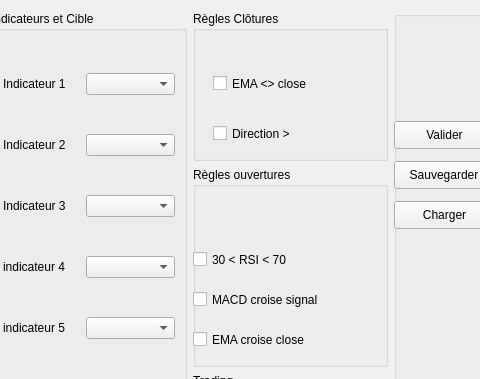
The window that ui/config_tab.ui (pmergaux/PmxRkoGui) describes before a commit, drawn with Qt 5; both pictures show x 276 to 756 and y 0 to 379 of the 877 by 643 pixel window.
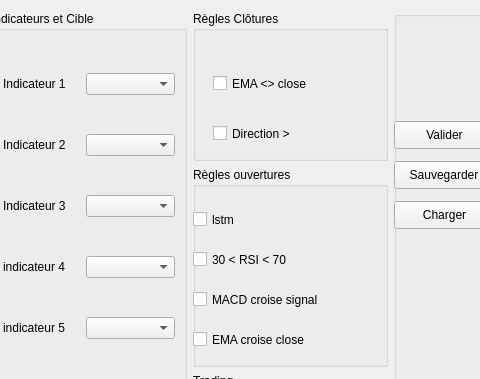
The same window after the commit.

What changed in the file:
```diff
--- a/ui/config_tab.ui
+++ b/ui/config_tab.ui
@@ -503,6 +503,19 @@
          <string>MACD croise signal</string>
         </property>
        </widget>
+       <widget class="QCheckBox" name="rule_lstm">
+        <property name="geometry">
+         <rect>
+          <x>0</x>
+          <y>40</y>
+          <width>95</width>
+          <height>25</height>
+         </rect>
+        </property>
+        <property name="text">
+         <string>lstm</string>
+        </property>
+       </widget>
       </widget>
      </item>
      <item>
```
